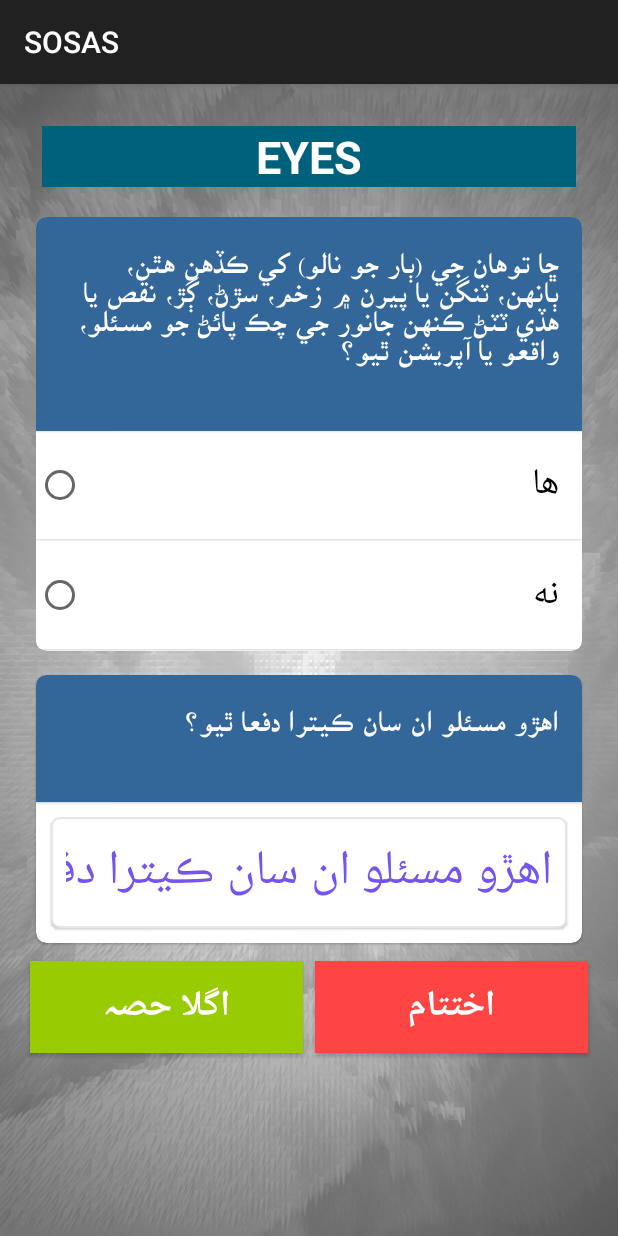
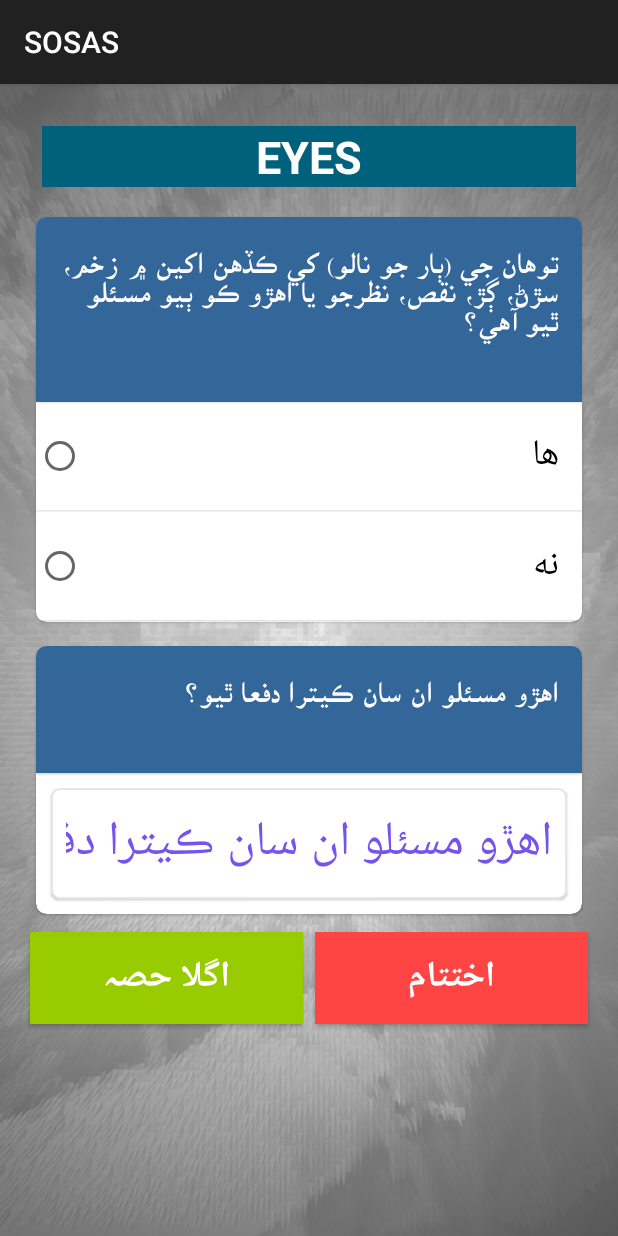
Before and after one commit to Mustufa786/SOSAS, an Android app: the SectionCActivity screen opened directly, with no data from a screen before it, on a phone screen of 412 x 824 dp. Run offline under Robolectric (Android 15) with nearby library versions, the phone set to English and light mode, and no system bars; our stand-ins replace data binding; Roboto replaces fonts that are not available here; 1 statement that could not run was skipped.

Commit message:
fixed some change.

```diff
--- a/app/src/main/java/edu/aku/hassannaqvi/uen_sosas/ui/SectionCActivity.java
+++ b/app/src/main/java/edu/aku/hassannaqvi/uen_sosas/ui/SectionCActivity.java
@@ -62,15 +62,16 @@ public class SectionCActivity extends AppCompatActivity {
                 : MainApp.problemType == 15 ? "LOWER LEG EXTREMITIES"
                 : "UPPER LEG EXTREMITIES");
 
-        bi.te03a1.setText(MainApp.problemType == 2 ? getString(R.string.te03a1)
-                : MainApp.problemType == 3 ? getString(R.string.te03a2)
-                : MainApp.problemType == 4 ? getString(R.string.te03a3)
-                : MainApp.problemType == 5 ? getString(R.string.te03a4)
-                : MainApp.problemType == 6 ? getString(R.string.te03a5)
-                : MainApp.problemType == 7 ? getString(R.string.te03a6)
-                : MainApp.problemType == 8 ? getString(R.string.te03a7)
-                : MainApp.problemType == 9 ? getString(R.string.te03a8)
-                : getString(R.string.te03a9));
+        bi.te03a1.setText(MainApp.problemType == 1 ? getString(R.string.te03a1)
+                : MainApp.problemType == 2 ? getString(R.string.te03a2)
+                : MainApp.problemType == 3 ? getString(R.string.te03a3)
+                : MainApp.problemType == 4 ? getString(R.string.te03a4)
+                : MainApp.problemType == 5 ? getString(R.string.te03a5)
+                : MainApp.problemType == 6 ? getString(R.string.te03a6)
+                : MainApp.problemType == 7 ? getString(R.string.te03a7)
+                : MainApp.problemType == 8 ? getString(R.string.te03a8)
+                : MainApp.problemType == 9 ? getString(R.string.te03a9)
+                : getString(R.string.te03a10));
 
         setListeners();
 
--- a/app/src/main/res/values/strings.xml
+++ b/app/src/main/res/values/strings.xml
@@ -156,7 +156,7 @@
 
     <string name="te02"> ٻار جو نالو لکو (پنجن سالن کان گهٽ عمر جي ٻارن جا نالا ماءُ جي نالي سيمت لکو </string>
 
-    <string name="te03"> توهان جي (ٻار جو نالو) کي ڪڏهن زخم، سڙڻ، ڳڙ، نقص، اهڙو ڪو ٻيو مسئلو ٿيو آهي؟ </string>
+    <string name="te03"> توهان جي (ٻار جو نالو) کي ڪڏهن اکين ۾ زخم، سڙڻ، ڳڙ، نقص، نظرجو يا اهڙو ڪو ٻيو مسئلو ٿيو آهي؟ </string>
     <string name="te03a"> ھا </string>
     <string name="te03b"> نه </string>
 
@@ -301,15 +301,16 @@
     <!--END SOSAS Study te05 Response Strings-->
 
     <!--Start SOSAS Study te03 multiple text Strings-->
-    <string name="te03a1">توهان جي (ٻار جو نالو) کي ڪڏهن ڪن ۾ زخم، سڙڻ، ڳڙ، نقص، ٻڌڻ ۾ ڪو مسئلو يا ڪنهن جانور جي چڪ پائڻ جو مسئلو، واقعو يا اهڙو ڪو ٻيو مسئلو ٿيو آهي؟</string>
-    <string name="te03a2">توهان جي (ٻار جو نالو) کي ڪڏهن منهن يا وات ۾ زخم، سڙڻ، ڳڙ، نقص، کائڻ يا پيئڻ ۾ ڪو مسئلو يا ڪنهن جانور جي چڪ پائڻ جو مسئلو، واقعو يا اهڙو ڪو ٻيو مسئلو ٿيو آهي؟</string>
-    <string name="te03a3">توهان جي (ٻار جو نالو) کي ڪڏهن ڳچيءَ ۾ زخم، سڙڻ، ڳڙ، نقص، کائڻ يا پيئڻ ۾ ڪو مسئلو يا ڪنهن جانور جي چڪ پائڻ جو مسئلو، واقعو يا اهڙو ڪو ٻيو مسئلو ٿيو آهي؟</string>
-    <string name="te03a4">توهان جي (ٻار جو نالو) کي ڪڏهن مٿي ۾ زخم، سڙڻ، ڳڙ، نقص جو مسئلو يا ڪنهن جانور جي چڪ پائڻ جو مسئلو، واقعو يا اهڙو ڪو ٻيو مسئلو ٿيو آهي؟</string>
-    <string name="te03a5">ڇا توهان جي (ٻار جو نالو) کي ڪڏهن ڇاتيءَ ۾ڳڙ، زخم، سڙڻ، نقص, ساهه جي ناليءَ ۾ ڪا شئي ڦاسڻ، دل جو مسئلو يا ڪنهن جانور جو چڪ پائڻ جو مسئلو، واقعو يا ڪو آپريشن ٿيو؟</string>
-    <string name="te03a6">ڇا توهان جي توهان جي (ٻار جو نالو) کي ڪڏهن پٺيءَ ۾ ڳڙ، زخم، سڙڻ، نقص، ڪنهن جانور جو چڪ پائڻ جو مسئلو،واقعو يا ڪو آپريشن ٿيو؟</string>
-    <string name="te03a7">ڇا توهان جي توهان جي (ٻار جو نالو) کي ڪڏهن پيٽ ۾ ڳڙ، زخم، سڙڻ، ڳڙ، نقص يا پيٽان رت اچڻ يا گُردن ۾ پٿري يا پيشاب بند ٿيڻ، ڪنهن جانور جي چڪ پائڻ جو مسئلو، واقعو يا پيٽ جو آپريشن ٿيو؟</string>
-    <string name="te03a8">ڇا توهان جي ٻار (ٻار جو نالو) کي ڪڏهن پيٽ کان هيٺين حصي (چڏا)، شرمگاه چتڙ (ٻنڊڻ) ۾ زخم، سڙڻ، ڳڙ، نقص پائخاني يا پيشاب جو نڪري وڃڻ، يا پيشاب جي نالي مان رت اچڻ، ڪنهن جانور جي چڪ پائڻ جو مسئلو، واقعو يا آپريشن ٿيو؟</string>
-    <string name="te03a9">ڇا توهان جي (ٻار جو نالو) کي ڪڏهن هٿن، ٻانهن، ٽنگن يا پيرن ۾ زخم، سڙڻ، ڳڙ، نقص يا هڏي ٽٽڻ ڪنهن جانور جي چڪ پائڻ جو مسئلو، واقعو يا آپريشن ٿيو؟</string>
+    <string name="te03a1">توهان جي (ٻار جو نالو) کي ڪڏهن اکين ۾ زخم، سڙڻ، ڳڙ، نقص، نظرجو يا اهڙو ڪو ٻيو مسئلو ٿيو آهي؟</string>
+    <string name="te03a2">توهان جي (ٻار جو نالو) کي ڪڏهن ڪن ۾ زخم، سڙڻ، ڳڙ، نقص، ٻڌڻ ۾ ڪو مسئلو يا ڪنهن جانور جي چڪ پائڻ جو مسئلو، واقعو يا اهڙو ڪو ٻيو مسئلو ٿيو آهي؟</string>
+    <string name="te03a3">توهان جي (ٻار جو نالو) کي ڪڏهن منهن يا وات ۾ زخم، سڙڻ، ڳڙ، نقص، کائڻ يا پيئڻ ۾ ڪو مسئلو يا ڪنهن جانور جي چڪ پائڻ جو مسئلو، واقعو يا اهڙو ڪو ٻيو مسئلو ٿيو آهي؟</string>
+    <string name="te03a4">توهان جي (ٻار جو نالو) کي ڪڏهن ڳچيءَ ۾ زخم، سڙڻ، ڳڙ، نقص، کائڻ يا پيئڻ ۾ ڪو مسئلو يا ڪنهن جانور جي چڪ پائڻ جو مسئلو، واقعو يا اهڙو ڪو ٻيو مسئلو ٿيو آهي؟</string>
+    <string name="te03a5">توهان جي (ٻار جو نالو) کي ڪڏهن مٿي ۾ زخم، سڙڻ، ڳڙ، نقص جو مسئلو يا ڪنهن جانور جي چڪ پائڻ جو مسئلو، واقعو يا اهڙو ڪو ٻيو مسئلو ٿيو آهي؟</string>
+    <string name="te03a6">ڇا توهان جي (ٻار جو نالو) کي ڪڏهن ڇاتيءَ ۾ڳڙ، زخم، سڙڻ، نقص, ساهه جي ناليءَ ۾ ڪا شئي ڦاسڻ، دل جو مسئلو يا ڪنهن جانور جو چڪ پائڻ جو مسئلو، واقعو يا ڪو آپريشن ٿيو؟</string>
+    <string name="te03a7">ڇا توهان جي توهان جي (ٻار جو نالو) کي ڪڏهن پٺيءَ ۾ ڳڙ، زخم، سڙڻ، نقص، ڪنهن جانور جو چڪ پائڻ جو مسئلو،واقعو يا ڪو آپريشن ٿيو؟</string>
+    <string name="te03a8">ڇا توهان جي توهان جي (ٻار جو نالو) کي ڪڏهن پيٽ ۾ ڳڙ، زخم، سڙڻ، ڳڙ، نقص يا پيٽان رت اچڻ يا گُردن ۾ پٿري يا پيشاب بند ٿيڻ، ڪنهن جانور جي چڪ پائڻ جو مسئلو، واقعو يا پيٽ جو آپريشن ٿيو؟</string>
+    <string name="te03a9">ڇا توهان جي ٻار (ٻار جو نالو) کي ڪڏهن پيٽ کان هيٺين حصي (چڏا)، شرمگاه چتڙ (ٻنڊڻ) ۾ زخم، سڙڻ، ڳڙ، نقص پائخاني يا پيشاب جو نڪري وڃڻ، يا پيشاب جي نالي مان رت اچڻ، ڪنهن جانور جي چڪ پائڻ جو مسئلو، واقعو يا آپريشن ٿيو؟</string>
+    <string name="te03a10">ڇا توهان جي (ٻار جو نالو) کي ڪڏهن هٿن، ٻانهن، ٽنگن يا پيرن ۾ زخم، سڙڻ، ڳڙ، نقص يا هڏي ٽٽڻ ڪنهن جانور جي چڪ پائڻ جو مسئلو، واقعو يا آپريشن ٿيو؟</string>
 
 
     <!--End SOSAS Study te03 multiple text Strings-->
```
Also changed, not shown: 1 other file.
